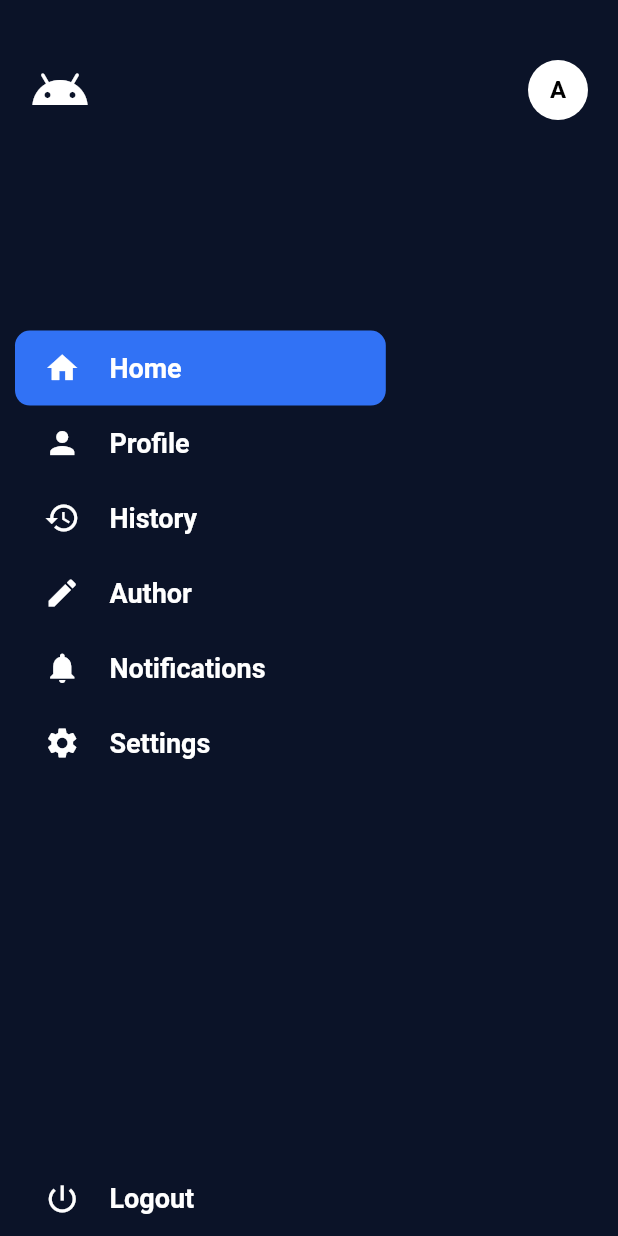
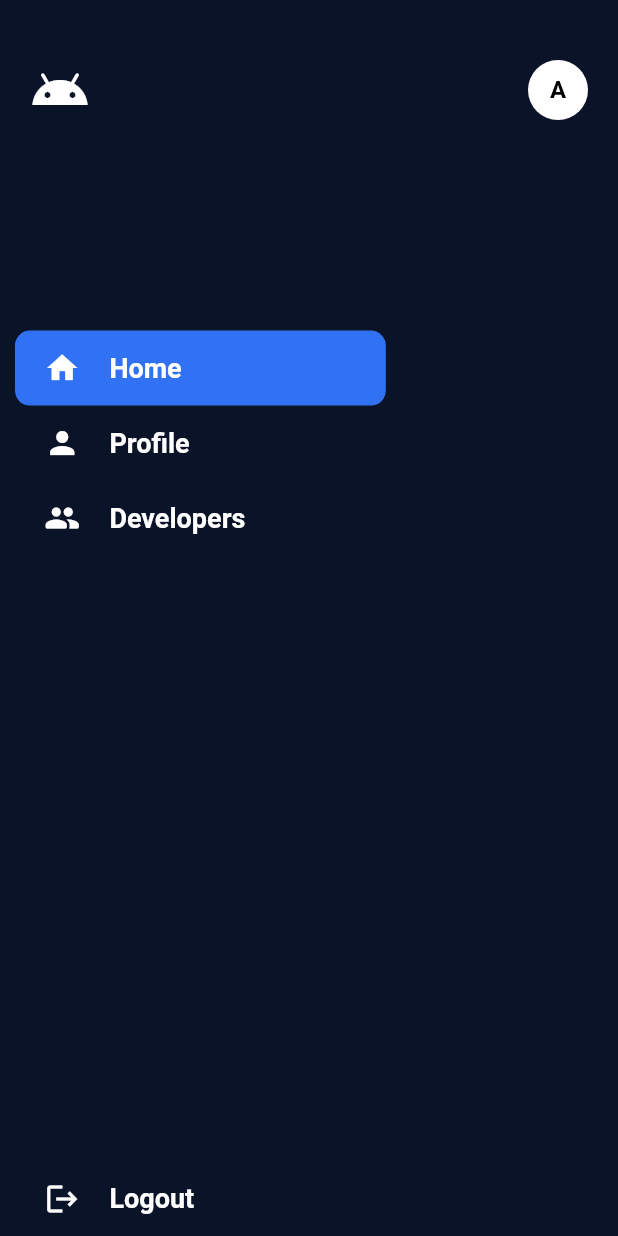
Before and after one commit to CoDi-YaPa/Messiah, a Flutter app: the BackPage screen opened directly, on a phone screen of 412 x 824 dp. Run offline on Flutter 3.47's test engine with Material 2 defaults, Android fonts, the phone set to English and light mode, and no system bars; our stand-ins replace auto_size_text.

Commit message:
app drawer logout icon changed, list edited

```diff
--- a/messiah_app/lib/Screens/BackPage.dart
+++ b/messiah_app/lib/Screens/BackPage.dart
@@ -46,9 +46,8 @@ class _BackPageState extends State<BackPage> {
               children: <Widget>[
                 Container(
                   decoration: BoxDecoration(
-                    color: AppColor.buttonBackgroundColorDark,
-                    borderRadius: BorderRadius.circular(10.0)
-                  ),
+                      color: AppColor.buttonBackgroundColorDark,
+                      borderRadius: BorderRadius.circular(10.0)),
                   child: MenuItem(
                     iconData: Icons.home,
                     menuItem: "Home",
@@ -59,20 +58,8 @@ class _BackPageState extends State<BackPage> {
                   menuItem: "Profile",
                 ),
                 MenuItem(
-                  iconData: Icons.history,
-                  menuItem: "History",
-                ),
-                MenuItem(
-                  iconData: Icons.mode_edit,
-                  menuItem: "Author",
-                ),
-                MenuItem(
-                  iconData: Icons.notifications,
-                  menuItem: "Notifications",
-                ),
-                MenuItem(
-                  iconData: Icons.settings,
-                  menuItem: "Settings",
+                  iconData: Icons.group_rounded,
+                  menuItem: "Developers",
                 ),
               ],
             ),
@@ -81,7 +68,7 @@ class _BackPageState extends State<BackPage> {
             margin: EdgeInsets.symmetric(horizontal: 10),
             width: MediaQuery.of(context).size.width * 0.6,
             child: MenuItem(
-              iconData: Icons.power_settings_new,
+              iconData: Icons.logout,
               menuItem: "Logout",
             ),
           ),
```
Also changed, not shown: messiah_app/lib/loginPage.dart (+8 -5 lines).
